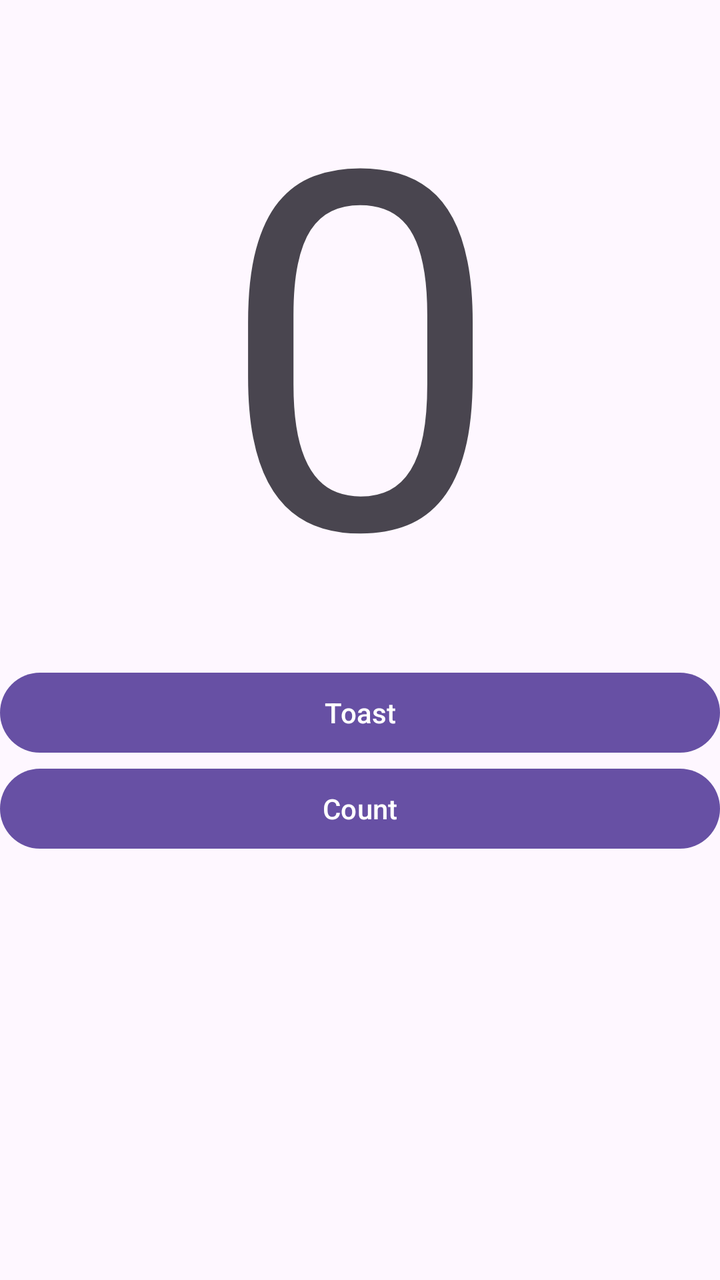
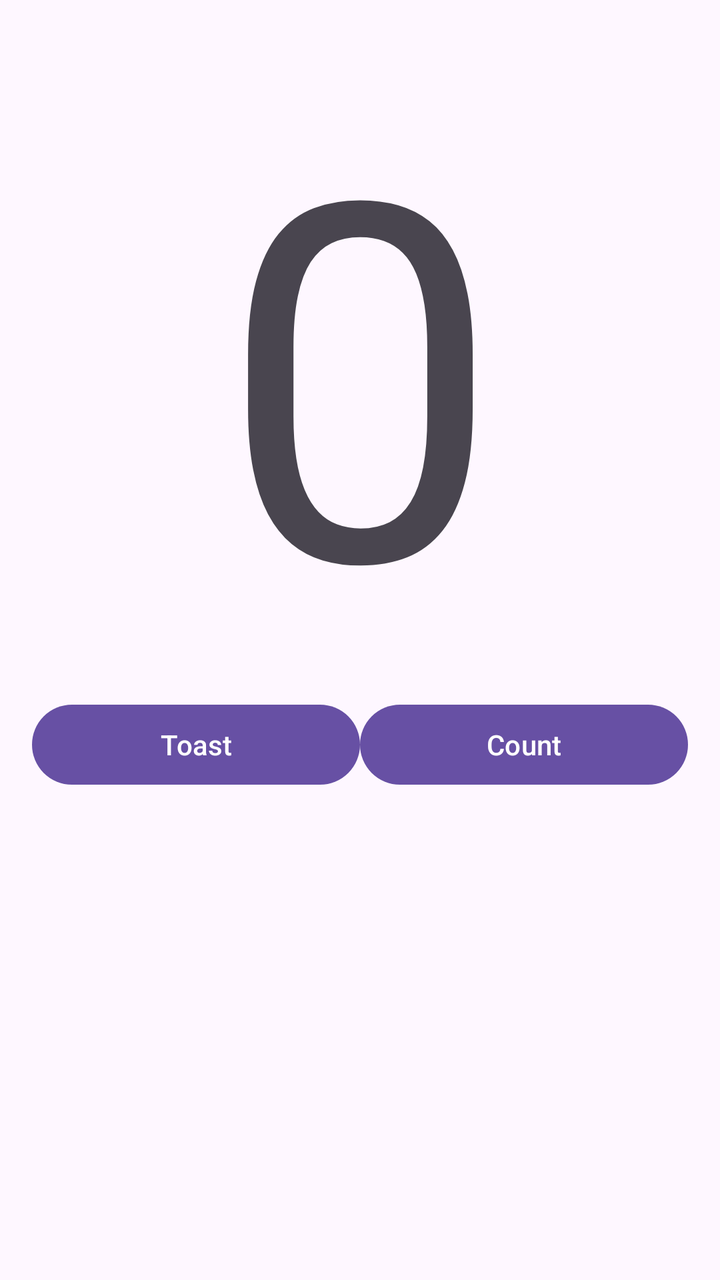

Two renders of the same Android screen: before a commit and after it. Below are the layout's source before the change and the commit's diff.
<!-- AndroidManifest.xml: application theme Theme.CountApp -->
<!-- res/layout/activity_main.xml -->
<?xml version="1.0" encoding="utf-8"?>
<LinearLayout xmlns:android="http://schemas.android.com/apk/res/android"
    xmlns:tools="http://schemas.android.com/tools"
    android:id="@+id/main"
    android:layout_width="match_parent"
    android:layout_height="match_parent"
    android:orientation="vertical"
    tools:context=".MainActivity">

    <TextView
        android:id="@+id/tv_number"
        android:layout_width="match_parent"
        android:layout_height="wrap_content"
        android:text="@string/number"
        android:textAlignment="center"
        android:textSize="250sp" />

    <Button
        android:id="@+id/btn_toast"
        android:layout_width="match_parent"
        android:layout_height="wrap_content"
        android:text="@string/btn_toast" />

    <Button
        android:id="@+id/btn_count"
        android:layout_width="match_parent"
        android:layout_height="wrap_content"
        android:text="@string/btn_count" />

</LinearLayout>
<!-- resources referenced by this layout -->
<resources>
  <string name="btn_count">Count</string>
  <string name="btn_toast">Toast</string>
  <string name="number">0</string>
  <style name="Theme.CountApp" parent="Base.Theme.CountApp" />
  <style name="Base.Theme.CountApp" parent="Theme.Material3.DayNight.NoActionBar">
          
          
      </style>
</resources>

<!-- the commit's change to res/layout/activity_main.xml (unified diff, before → after) -->
@@ -5,6 +5,7 @@
     android:layout_width="match_parent"
     android:layout_height="match_parent"
     android:orientation="vertical"
+    android:padding="16dp"
     tools:context=".MainActivity">
 
     <TextView
@@ -15,16 +16,27 @@
         android:textAlignment="center"
         android:textSize="250sp" />
 
-    <Button
-        android:id="@+id/btn_toast"
+    <LinearLayout
         android:layout_width="match_parent"
         android:layout_height="wrap_content"
-        android:text="@string/btn_toast" />
+        android:orientation="horizontal" >
 
-    <Button
-        android:id="@+id/btn_count"
-        android:layout_width="match_parent"
-        android:layout_height="wrap_content"
-        android:text="@string/btn_count" />
+        <Button
+            android:id="@+id/btn_toast"
+            android:layout_width="wrap_content"
+            android:layout_height="wrap_content"
+            android:text="@string/btn_toast"
+            android:layout_weight="1"/>
+
+        <Button
+            android:id="@+id/btn_count"
+            android:layout_width="wrap_content"
+            android:layout_height="wrap_content"
+            android:text="@string/btn_count"
+            android:layout_weight="1"/>
+
+
+    </LinearLayout>
+
 
 </LinearLayout>
